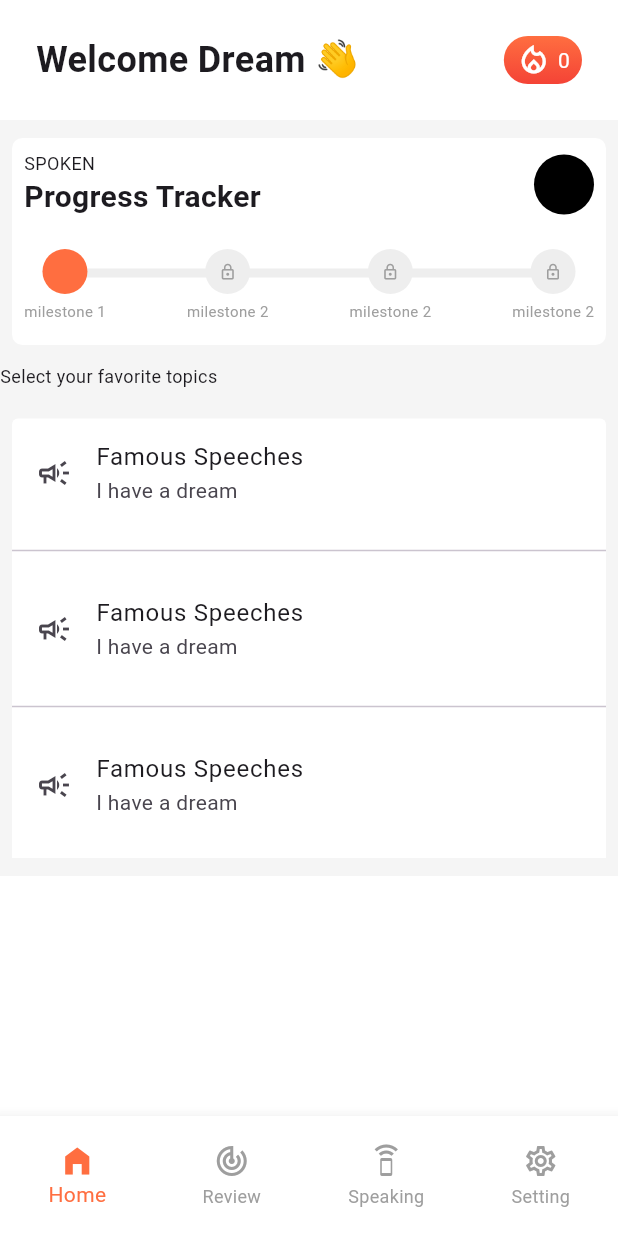
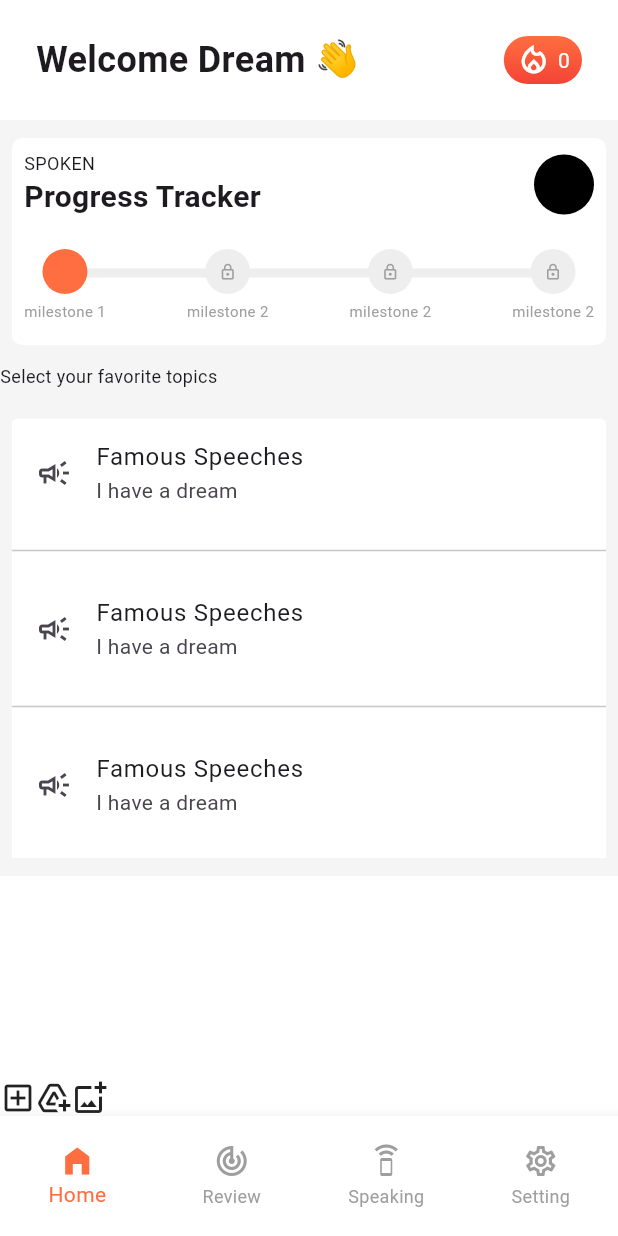
Before and after one commit to JAICHANGPARK/flutter_notebook_chapter_42, a Flutter app: the LanguageLearningHomePage screen opened directly, on a phone screen of 412 x 824 dp. Run offline on Flutter 3.47's test engine with Material 3 defaults, Android fonts, the phone set to English and light mode, and no system bars; our stand-ins replace date_picker_timeline, gap, hugeicons.

Commit message:
Update lla_home_page.dart

```diff
--- a/lib/ep2148_language_learning_app/views/lla_home_page.dart
+++ b/lib/ep2148_language_learning_app/views/lla_home_page.dart
@@ -302,6 +302,20 @@ class _LanguageLearningHomePageState extends State<LanguageLearningHomePage> {
               decoration: BoxDecoration(
                 color: Colors.white,
               ),
+              child: Column(
+                children: [
+                  Expanded(
+                    child: Row(),
+                  ),
+                  Row(
+                    children: [
+                      Icon(Icons.add_box_outlined),
+                      Icon(Icons.add_to_drive),
+                      Icon(Icons.add_photo_alternate_outlined),
+                    ],
+                  )
+                ],
+              ),
             )
           ],
         ),
```
